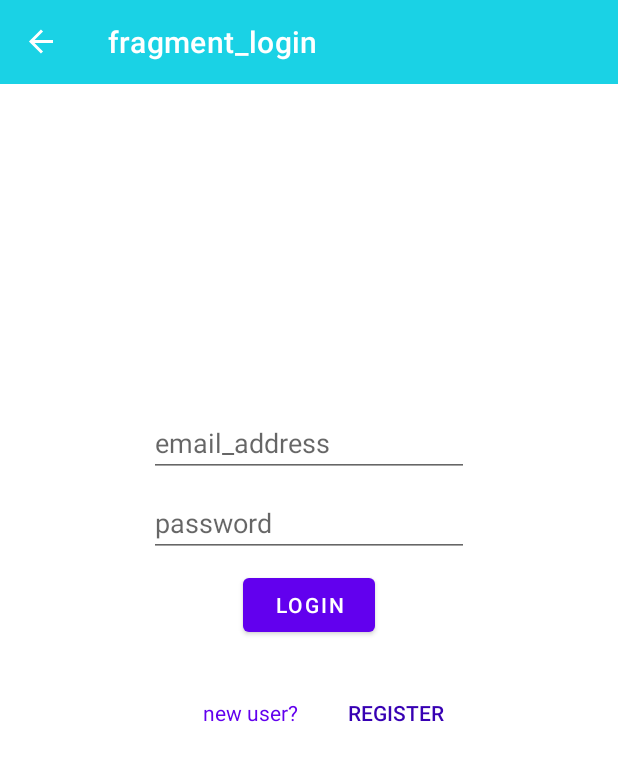
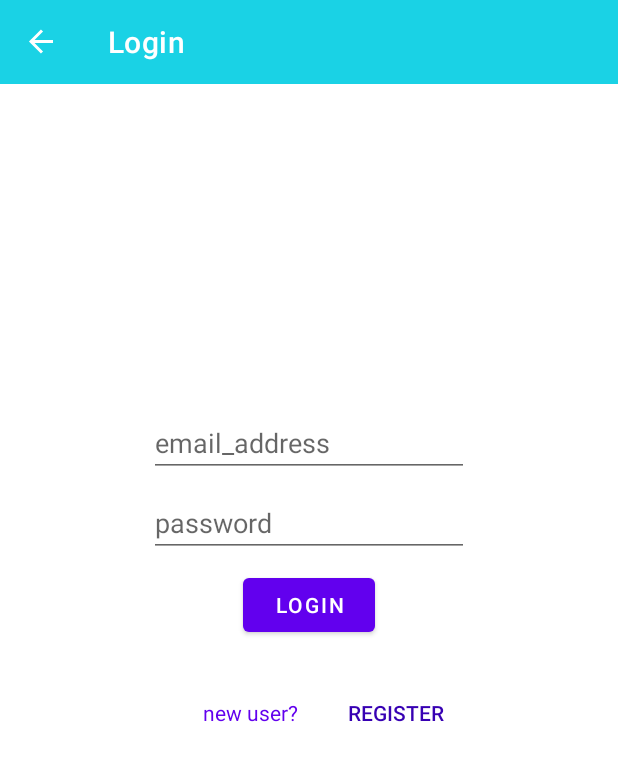
Before and after one commit to PrantoMondal/ToDoApp, an Android app: the screen it shows after launch (MainActivity), on a phone screen of 412 x 824 dp. Shown: the top 761 px of the screen. Run offline under Robolectric (Android 15) with nearby library versions, the phone set to English and light mode, and no system bars; our stand-ins replace Room's generated code, data binding, navigation-ui.

Commit message:
Small change added

```diff
--- a/app/src/main/java/com/studioartagonist/todoapppranto/MainActivity.kt
+++ b/app/src/main/java/com/studioartagonist/todoapppranto/MainActivity.kt
@@ -15,6 +15,7 @@ class MainActivity : AppCompatActivity() {
         super.onCreate(savedInstanceState)
         setContentView(R.layout.activity_main)
         val toolbar:Toolbar = findViewById(R.id.mToolbar)
+        setSupportActionBar(toolbar)
         val navHostFragment = supportFragmentManager
             .findFragmentById(R.id.fragmentContainerView) as NavHostFragment
         navController = navHostFragment.navController
--- a/app/src/main/java/com/studioartagonist/todoapppranto/ToDoListFragment.kt
+++ b/app/src/main/java/com/studioartagonist/todoapppranto/ToDoListFragment.kt
@@ -1,21 +1,43 @@
 package com.studioartagonist.todoapppranto
 
 import android.os.Bundle
+import android.view.*
 import androidx.fragment.app.Fragment
-import android.view.LayoutInflater
-import android.view.View
-import android.view.ViewGroup
 import androidx.lifecycle.asLiveData
+import androidx.lifecycle.coroutineScope
 import androidx.navigation.fragment.findNavController
 import com.studioartagonist.todoapppranto.databinding.FragmentNewToDoBinding
 import com.studioartagonist.todoapppranto.databinding.FragmentToDoListBinding
 import com.studioartagonist.todoapppranto.prefdata.LoginPreference
 import kotlinx.coroutines.flow.collect
+import kotlinx.coroutines.launch
 
 
 class ToDoListFragment : Fragment() {
     private lateinit var preference: LoginPreference
     private lateinit var binding : FragmentToDoListBinding
+
+    override fun onCreate(savedInstanceState: Bundle?) {
+        super.onCreate(savedInstanceState)
+        setHasOptionsMenu(true)
+    }
+
+    override fun onCreateOptionsMenu(menu: Menu, inflater: MenuInflater) {
+        inflater.inflate(R.menu.todo_list_menu,menu)
+    }
+
+    override fun onOptionsItemSelected(item: MenuItem): Boolean {
+        when(item.itemId){
+            R.id.item_logout ->{
+                lifecycle.coroutineScope.launch {
+                    preference.setLoginStatus(status = false,0L,requireContext())
+                }
+
+            }
+        }
+        return super.onOptionsItemSelected(item)
+    }
+
     override fun onCreateView(
         inflater: LayoutInflater, container: ViewGroup?,
         savedInstanceState: Bundle?
--- a/app/src/main/res/menu/todo_list_menu.xml
+++ b/app/src/main/res/menu/todo_list_menu.xml
@@ -2,4 +2,5 @@
 <menu xmlns:android="http://schemas.android.com/apk/res/android">
 <item android:title="@string/logout"
     android:id="@+id/item_logout"/>
+
 </menu>
--- a/app/src/main/res/navigation/nav_graph.xml
+++ b/app/src/main/res/navigation/nav_graph.xml
@@ -8,12 +8,12 @@
     <fragment
         android:id="@+id/newToDoFragment"
         android:name="com.studioartagonist.todoapppranto.NewToDoFragment"
-        android:label="fragment_new_to_do"
+        android:label="New ToDo"
         tools:layout="@layout/fragment_new_to_do" />
     <fragment
         android:id="@+id/toDoListFragment"
         android:name="com.studioartagonist.todoapppranto.ToDoListFragment"
-        android:label="fragment_to_do_list"
+        android:label="ToDo List"
         tools:layout="@layout/fragment_to_do_list" >
         <action
             android:id="@+id/action_toDoListFragment_to_newToDoFragment2"
@@ -25,6 +25,6 @@
     <fragment
         android:id="@+id/loginFragment"
         android:name="com.studioartagonist.todoapppranto.LoginFragment"
-        android:label="fragment_login"
+        android:label="Login"
         tools:layout="@layout/fragment_login" />
 </navigation>
```
